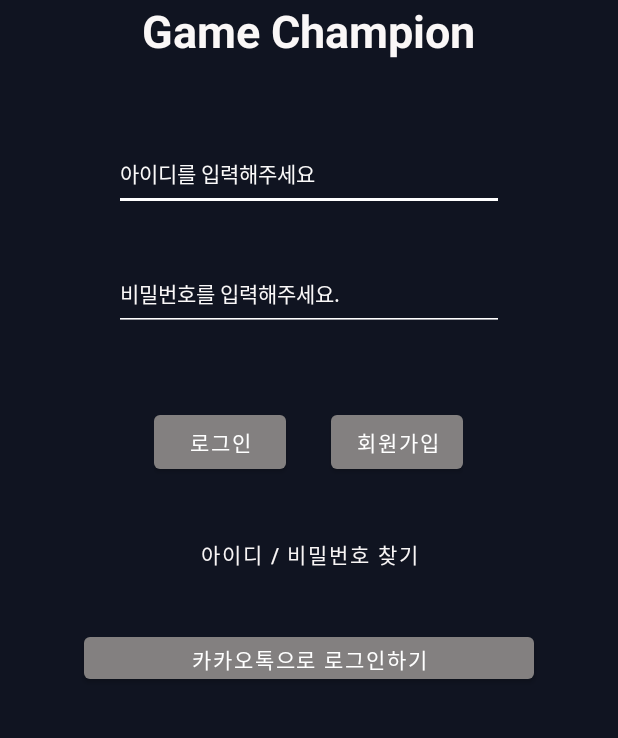
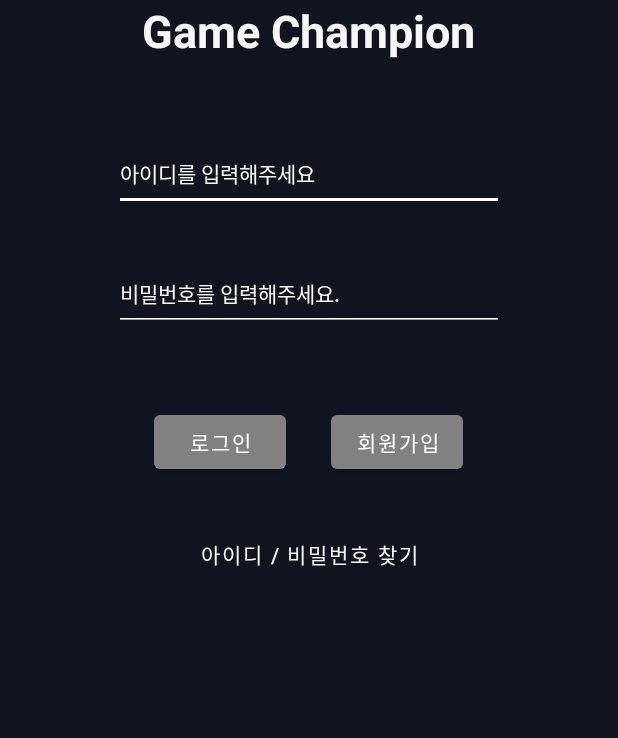
Before and after one commit to yyubin/project1_GameEvent, an Android app: the Login screen opened directly, with no data from a screen before it, on a phone screen of 412 x 824 dp, the part 330-1068 px from its top. Run offline under Robolectric (Android 15) with nearby library versions, the phone set to English and light mode, and no system bars.

Commit message:
유빈아 로그인화면 기능넣어줘

```diff
--- a/app/src/main/java/com/smhrd/js/Login.java
+++ b/app/src/main/java/com/smhrd/js/Login.java
@@ -1,15 +1,51 @@
 package com.smhrd.js;
 
 import android.os.Bundle;
+import android.view.View;
+import android.widget.Button;
+import android.widget.EditText;
 
 import androidx.appcompat.app.AppCompatActivity;
 
 public class Login extends AppCompatActivity {
+    private EditText edt_login_id, edt_login_pw;
+    private Button btn_login, btn_join_go, btn_id_pw_find;
+
 
     @Override
     protected void onCreate(Bundle savedInstanceState) {
         super.onCreate(savedInstanceState);
         setContentView(R.layout.activity_login);
 
+        edt_login_id = findViewById(R.id.edt_login_id);
+        edt_login_pw = findViewById(R.id.edt_login_pw);
+
+        btn_login = findViewById(R.id.btn_login);
+        btn_join_go = findViewById(R.id.btn_join_go);
+        btn_id_pw_find = findViewById(R.id.btn_id_pw_find);
+
+        btn_login.setOnClickListener(new View.OnClickListener() {
+            @Override
+            public void onClick(View v) {
+                //null
+
+
+            }
+        });
+
+        btn_join_go.setOnClickListener(new View.OnClickListener() {
+            @Override
+            public void onClick(View v) {
+
+            }
+        });
+
+        btn_id_pw_find.setOnClickListener(new View.OnClickListener() {
+            @Override
+            public void onClick(View v) {
+
+            }
+        });
+
     }
 }
--- a/app/src/main/java/com/smhrd/js/join.java
+++ b/app/src/main/java/com/smhrd/js/join.java
@@ -9,6 +9,8 @@ import android.widget.EditText;
 import androidx.appcompat.app.AppCompatActivity;
 
 public class join extends AppCompatActivity {
+    EditText edt_join_id, edt_join_pw, edt_join_name, edt_join_phone, edt_join_email, edt_join_nickname;
+    Button btn_join_create;
 
 
     @Override
@@ -16,6 +18,5 @@ public class join extends AppCompatActivity {
         super.onCreate(savedInstanceState);
         setContentView(R.layout.activity_join);
 
-
     }
 }
--- a/app/src/main/res/layout/activity_login.xml
+++ b/app/src/main/res/layout/activity_login.xml
@@ -31,7 +31,7 @@
             android:textStyle="bold" />
 
         <EditText
-            android:id="@+id/edt_id"
+            android:id="@+id/edt_login_id"
             android:layout_width="260dp"
             android:layout_height="50dp"
             android:layout_gravity="center_horizontal"
@@ -43,7 +43,7 @@
             android:textSize="14sp" />
 
         <EditText
-            android:id="@+id/edt_pw"
+            android:id="@+id/edt_login_pw"
             android:layout_width="260dp"
             android:layout_height="50dp"
             android:layout_gravity="center_horizontal"
@@ -63,14 +63,14 @@
             android:orientation="horizontal">
 
             <Button
-                android:id="@+id/btn_create"
+                android:id="@+id/btn_login"
                 android:layout_width="wrap_content"
                 android:layout_height="wrap_content"
                 android:text="로그인"
                 app:backgroundTint="#838080" />
 
             <Button
-                android:id="@+id/btn_login"
+                android:id="@+id/btn_join_go"
                 android:layout_width="wrap_content"
                 android:layout_height="wrap_content"
                 android:layout_marginStart="30dp"
@@ -80,7 +80,7 @@
         </LinearLayout>
 
         <Button
-            android:id="@+id/btn_id_pw"
+            android:id="@+id/btn_id_pw_find"
             android:layout_width="200dp"
             android:layout_height="40dp"
             android:layout_gravity="center_horizontal"
@@ -91,15 +91,6 @@
             app:backgroundTint="#FBF9F9"
             app:iconTint="#FBF8F8" />
 
-        <Button
-            android:id="@+id/btn_login_kakao"
-            android:layout_width="300dp"
-            android:layout_height="40dp"
-            android:layout_gravity="center_horizontal"
-            android:layout_marginTop="30dp"
-            android:text="카카오톡으로 로그인하기"
-            app:backgroundTint="#838080" />
-
     </LinearLayout>
 
 </androidx.constraintlayout.widget.ConstraintLayout>
```
Also changed, not shown: app/src/main/res/layout/activity_join.xml (+1 -13 lines).
